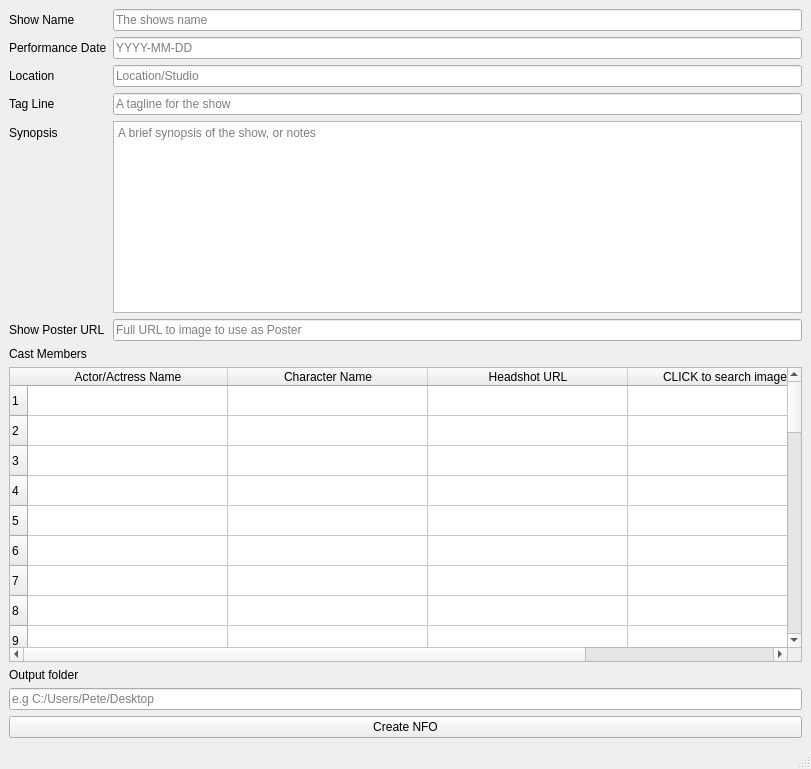
This is mainwindow.ui in pekempy/NFOBuilder as Qt 5 draws it before an edit. The edited form follows.
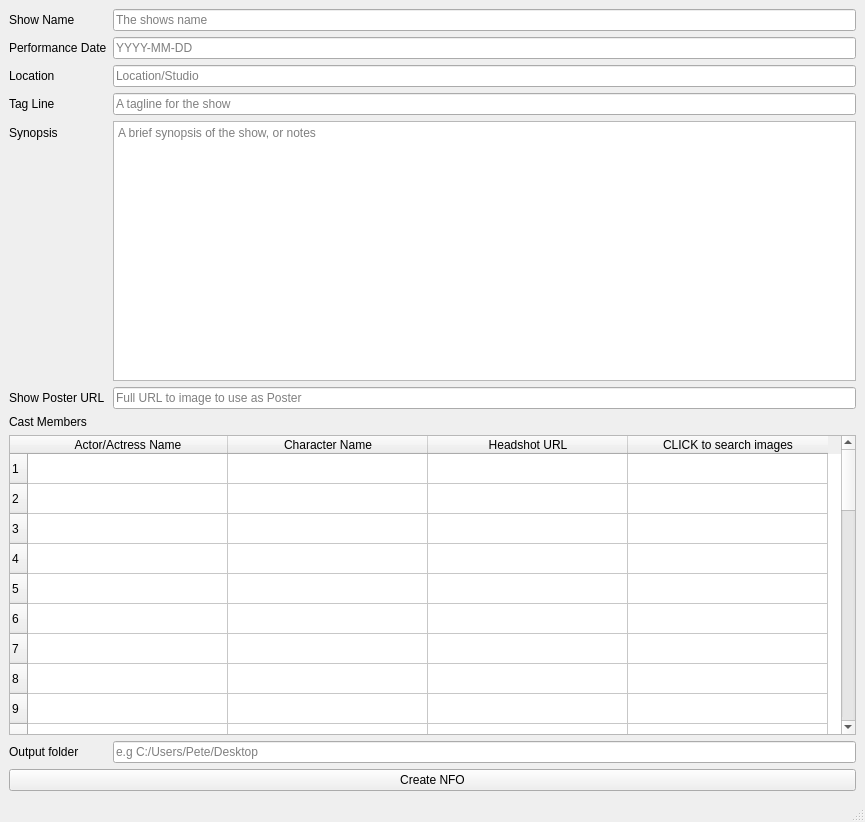
This is the edited form. Icons and pictures are not drawn.

Diff of the .ui file:
```diff
--- a/mainwindow.ui
+++ b/mainwindow.ui
@@ -6,12 +6,12 @@
    <rect>
     <x>0</x>
     <y>0</y>
-    <width>811</width>
-    <height>769</height>
+    <width>865</width>
+    <height>822</height>
    </rect>
   </property>
   <property name="windowTitle">
-   <string>Bootleg NFO Builder for Plex</string>
+   <string>NFO Builder for Plex</string>
   </property>
   <property name="windowIcon">
    <iconset>
@@ -21,9 +21,10 @@
    <property name="layoutDirection">
     <enum>Qt::LeftToRight</enum>
    </property>
-   <layout class="QVBoxLayout" name="verticalLayout">
-    <item>
-     <layout class="QFormLayout" name="ShowInfoForm">
+   <property name="autoFillBackground">
+    <bool>false</bool>
+   </property>
+   <layout class="QFormLayout" name="formLayout">
       <item row="0" column="0">
        <widget class="QLabel" name="showNameLabel">
         <property name="text">
@@ -38,87 +39,94 @@
         </property>
        </widget>
       </item>
-      <item row="1" column="0">
+    <item row="2" column="0">
        <widget class="QLabel" name="showDateLabel">
         <property name="text">
          <string>Performance Date</string>
         </property>
        </widget>
       </item>
-      <item row="1" column="1">
+    <item row="2" column="1">
        <widget class="QLineEdit" name="showDateInput">
         <property name="placeholderText">
          <string>YYYY-MM-DD</string>
         </property>
        </widget>
       </item>
-      <item row="2" column="0">
+    <item row="3" column="0">
        <widget class="QLabel" name="showLocationLabel">
         <property name="text">
          <string>Location</string>
         </property>
        </widget>
       </item>
-      <item row="2" column="1">
+    <item row="3" column="1">
        <widget class="QLineEdit" name="showLocationInput">
+      <property name="frame">
+       <bool>true</bool>
+      </property>
         <property name="placeholderText">
          <string>Location/Studio</string>
         </property>
        </widget>
       </item>
-      <item row="3" column="0">
+    <item row="4" column="0">
        <widget class="QLabel" name="showTaglineLabel">
         <property name="text">
          <string>Tag Line</string>
         </property>
        </widget>
       </item>
-      <item row="3" column="1">
+    <item row="4" column="1">
        <widget class="QLineEdit" name="showTaglineInput">
         <property name="placeholderText">
          <string>A tagline for the show</string>
         </property>
        </widget>
       </item>
-      <item row="4" column="0">
+    <item row="5" column="0">
        <widget class="QLabel" name="showSynopsisLabel">
         <property name="text">
          <string>Synopsis</string>
         </property>
        </widget>
       </item>
-      <item row="4" column="1">
+    <item row="5" column="1">
        <widget class="QTextEdit" name="showSynopsisInput">
         <property name="placeholderText">
          <string>A brief synopsis of the show, or notes</string>
         </property>
        </widget>
       </item>
-      <item row="5" column="0">
+    <item row="6" column="0">
        <widget class="QLabel" name="showPosterLabel">
         <property name="text">
          <string>Show Poster URL</string>
         </property>
        </widget>
       </item>
-      <item row="5" column="1">
+    <item row="6" column="1">
        <widget class="QLineEdit" name="showPosterInput">
         <property name="placeholderText">
          <string>Full URL to image to use as Poster</string>
         </property>
        </widget>
       </item>
-     </layout>
-    </item>
-    <item>
+    <item row="7" column="0">
      <widget class="QLabel" name="CastLabel">
       <property name="text">
        <string>Cast Members</string>
       </property>
      </widget>
     </item>
-    <item>
+    <item row="8" column="0" colspan="2">
      <widget class="QTableWidget" name="castTable">
+      <property name="minimumSize">
+       <size>
+        <width>0</width>
+        <height>300</height>
+       </size>
+      </property>
       <property name="rowCount">
        <number>40</number>
       </property>
@@ -202,23 +210,218 @@
         <set>ItemIsSelectable|ItemIsEditable|ItemIsDragEnabled|ItemIsDropEnabled|ItemIsEnabled</set>
        </property>
       </item>
+      <item row="1" column="0">
+       <property name="text">
+        <string/>
+       </property>
+      </item>
+      <item row="2" column="0">
+       <property name="text">
+        <string/>
+       </property>
+      </item>
+      <item row="3" column="0">
+       <property name="text">
+        <string/>
+       </property>
+      </item>
+      <item row="4" column="0">
+       <property name="text">
+        <string/>
+       </property>
+      </item>
+      <item row="5" column="0">
+       <property name="text">
+        <string/>
+       </property>
+      </item>
+      <item row="6" column="0">
+       <property name="text">
+        <string/>
+       </property>
+      </item>
+      <item row="7" column="0">
+       <property name="text">
+        <string/>
+       </property>
+      </item>
+      <item row="8" column="0">
+       <property name="text">
+        <string/>
+       </property>
+      </item>
+      <item row="9" column="0">
+       <property name="text">
+        <string/>
+       </property>
+      </item>
+      <item row="10" column="0">
+       <property name="text">
+        <string/>
+       </property>
+      </item>
+      <item row="11" column="0">
+       <property name="text">
+        <string/>
+       </property>
+      </item>
+      <item row="12" column="0">
+       <property name="text">
+        <string/>
+       </property>
+      </item>
+      <item row="13" column="0">
+       <property name="text">
+        <string/>
+       </property>
+      </item>
+      <item row="14" column="0">
+       <property name="text">
+        <string/>
+       </property>
+      </item>
+      <item row="15" column="0">
+       <property name="text">
+        <string/>
+       </property>
+      </item>
+      <item row="16" column="0">
+       <property name="text">
+        <string/>
+       </property>
+      </item>
+      <item row="17" column="0">
+       <property name="text">
+        <string/>
+       </property>
+      </item>
+      <item row="18" column="0">
+       <property name="text">
+        <string/>
+       </property>
+      </item>
+      <item row="19" column="0">
+       <property name="text">
+        <string/>
+       </property>
+      </item>
+      <item row="20" column="0">
+       <property name="text">
+        <string/>
+       </property>
+      </item>
+      <item row="21" column="0">
+       <property name="text">
+        <string/>
+       </property>
+      </item>
+      <item row="22" column="0">
+       <property name="text">
+        <string/>
+       </property>
+      </item>
+      <item row="23" column="0">
+       <property name="text">
+        <string/>
+       </property>
+      </item>
+      <item row="24" column="0">
+       <property name="text">
+        <string/>
+       </property>
+      </item>
+      <item row="25" column="0">
+       <property name="text">
+        <string/>
+       </property>
+      </item>
+      <item row="26" column="0">
+       <property name="text">
+        <string/>
+       </property>
+      </item>
+      <item row="27" column="0">
+       <property name="text">
+        <string/>
+       </property>
+      </item>
+      <item row="28" column="0">
+       <property name="text">
+        <string/>
+       </property>
+      </item>
+      <item row="29" column="0">
+       <property name="text">
+        <string/>
+       </property>
+      </item>
+      <item row="30" column="0">
+       <property name="text">
+        <string/>
+       </property>
+      </item>
+      <item row="31" column="0">
+       <property name="text">
+        <string/>
+       </property>
+      </item>
+      <item row="32" column="0">
+       <property name="text">
+        <string/>
+       </property>
+      </item>
+      <item row="33" column="0">
+       <property name="text">
+        <string/>
+       </property>
+      </item>
+      <item row="34" column="0">
+       <property name="text">
+        <string/>
+       </property>
+      </item>
+      <item row="35" column="0">
+       <property name="text">
+        <string/>
+       </property>
+      </item>
+      <item row="36" column="0">
+       <property name="text">
+        <string/>
+       </property>
+      </item>
+      <item row="37" column="0">
+       <property name="text">
+        <string/>
+       </property>
+      </item>
+      <item row="38" column="0">
+       <property name="text">
+        <string/>
+       </property>
+      </item>
+      <item row="39" column="0">
+       <property name="text">
+        <string/>
+       </property>
+      </item>
      </widget>
     </item>
-    <item>
+    <item row="19" column="0">
      <widget class="QLabel" name="outputFolderLabel">
       <property name="text">
        <string>Output folder</string>
       </property>
      </widget>
     </item>
-    <item>
+    <item row="19" column="1">
      <widget class="QLineEdit" name="outputFolderInput">
       <property name="placeholderText">
        <string>e.g C:/Users/Pete/Desktop</string>
       </property>
      </widget>
     </item>
-    <item>
+    <item row="20" column="0" colspan="2">
      <widget class="QPushButton" name="CreateNFO">
       <property name="text">
        <string>Create NFO</string>
@@ -233,7 +436,7 @@
     <rect>
      <x>0</x>
      <y>0</y>
-     <width>811</width>
+     <width>865</width>
      <height>30</height>
     </rect>
    </property>
```
Lines whose indentation alone changed are shown as unchanged.
